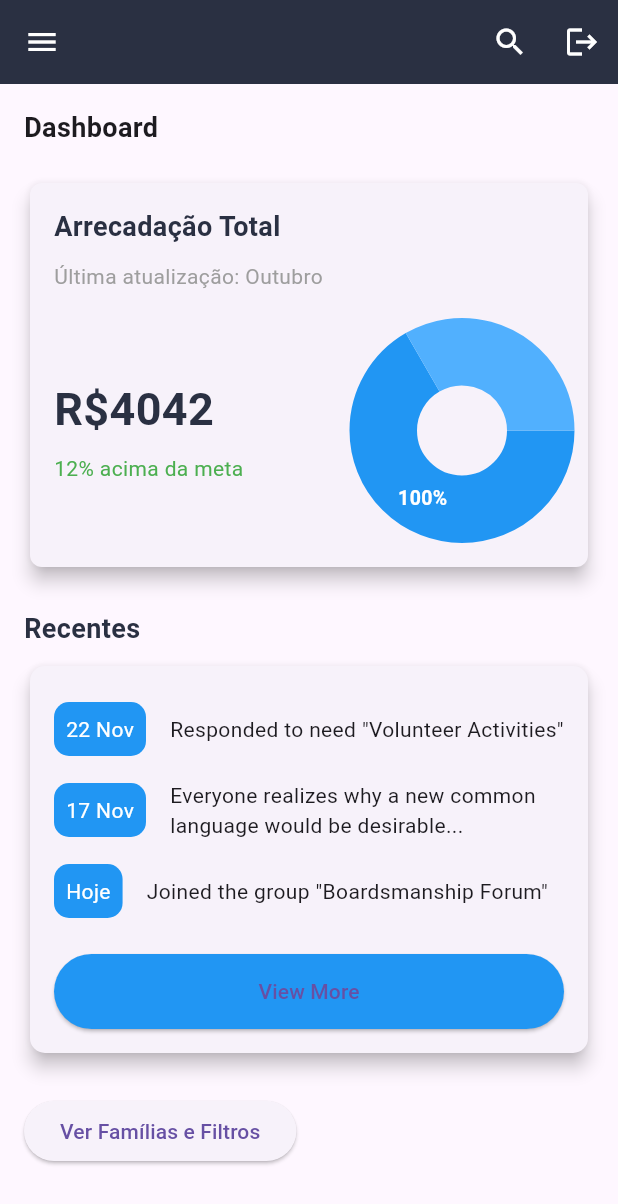
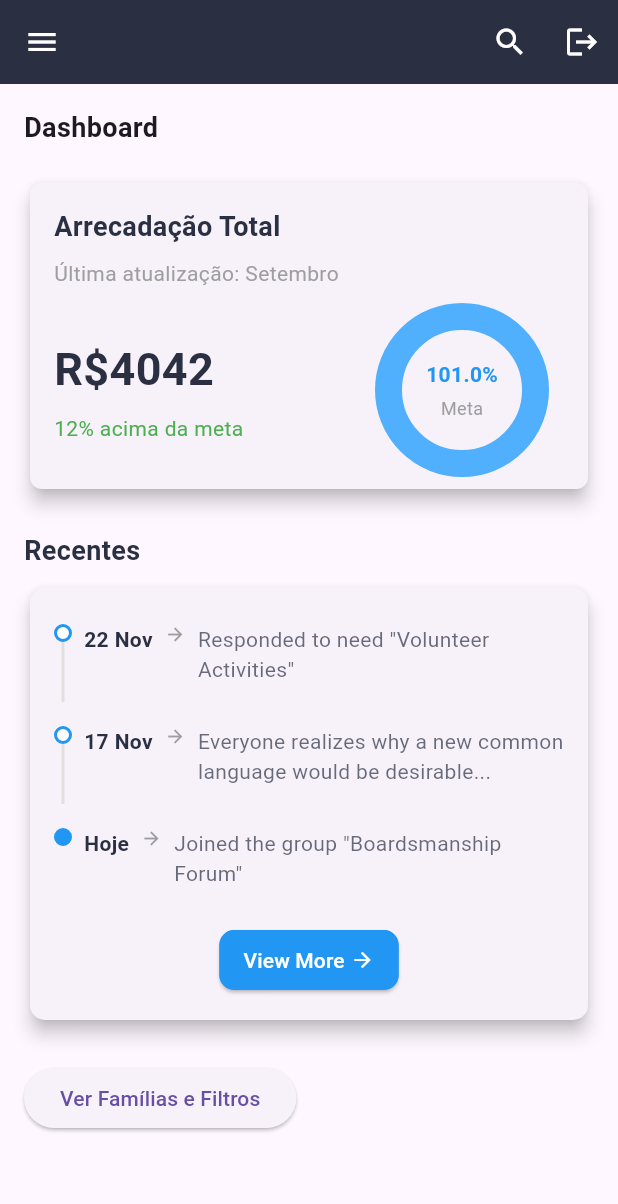
Before and after one commit to luizpassoss/Ong-mobile, a Flutter app: the DashboardPage screen opened directly, on a phone screen of 412 x 824 dp. Shown: the top 1204 px of the screen. Run offline on Flutter 3.47's test engine with Material 3 defaults, Android fonts, the phone set to English and light mode, and no system bars; drawn by our look-alikes of fl_chart; our stand-ins replace shared_preferences; accounts and stored records are empty.

Commit message:
versão 1.0 pronta

```diff
--- a/ongconforme/lib/main.dart
+++ b/ongconforme/lib/main.dart
@@ -512,15 +512,17 @@ class DashboardPage extends StatelessWidget {
             style: TextStyle(
               fontSize: 18,
               fontWeight: FontWeight.bold,
-                  color: Color.fromRGBO(42, 48, 66, 1.0)),
+              color: Color.fromRGBO(42, 48, 66, 1.0),
             ),
-            const SizedBox(height: 10),
+          ),
+          const SizedBox(height: 8),
           const Text(
-              'Última atualização: Outubro',
+            'Última atualização: Setembro',
             style: TextStyle(fontSize: 14, color: Colors.grey),
           ),
           const SizedBox(height: 18),
           Row(
+            crossAxisAlignment: CrossAxisAlignment.center,
             children: [
               Expanded(
                 flex: 3,
@@ -530,7 +532,7 @@ class DashboardPage extends StatelessWidget {
                     Text(
                       'R\$4042',
                       style: TextStyle(
-                          fontSize:  30,
+                        fontSize: 30,
                         fontWeight: FontWeight.bold,
                         color: Color.fromRGBO(42, 48, 66, 1.0),
                       ),
@@ -545,35 +547,61 @@ class DashboardPage extends StatelessWidget {
               ),
               Expanded(
                 flex: 2,
-                  child: SizedBox(
-                    height: 150,
-                    child: PieChart(
+                child: Column(
+                  children: [
+                    SizedBox(
+                      height: 100,
+                      width: 100,
+                      child: Stack(
+                        alignment: Alignment.center,
+                        children: [
+                          PieChart(
                             PieChartData(
-                        startDegreeOffset: 360, // Inicia o gráfico a partir do topo para semicircular
+                              startDegreeOffset: 270, // Início do arco
                               sectionsSpace: 0,
-                        centerSpaceRadius: 30,
+                              centerSpaceRadius: 40,
                               sections: [
                                 PieChartSectionData(
-                            value: 100, // Valor da seção principal
-                            color: Colors.blue,
-                            radius: 45,
-                            title: '100%', // Exibe o valor dentro do gráfico
-                            titleStyle: const TextStyle(
-                              fontSize: 13,
-                              fontWeight: FontWeight.bold,
-                              color: Color.fromARGB(255, 255, 255, 255),
-                            ),
+                                  value: 101,
+                                  color: const Color(0xFF51B0FE),
+                                  radius: 18,
+                                  title: '',
                                 ),
                                 PieChartSectionData(
-                            value: 100 - 50, // Preenche o restante com a cor de fundo
-                            color: const Color.fromARGB(255, 81, 176, 254),
-                            radius: 45,
+                                  value: 100 - 101,
+                                  color: const Color(0xFFE6F0FA),
+                                  radius: 18,
                                   title: '',
                                 ),
                               ],
                               borderData: FlBorderData(show: false),
                             ),
                           ),
+                          Column(
+                            mainAxisAlignment: MainAxisAlignment.center,
+                            children: const [
+                              Text(
+                                '101.0%',
+                                style: TextStyle(
+                                  fontSize: 14,
+                                  fontWeight: FontWeight.bold,
+                                  color: Colors.blue,
+                                ),
+                              ),
+                              SizedBox(height: 4),
+                              Text(
+                                'Meta',
+                                style: TextStyle(
+                                  fontSize: 12,
+                                  color: Colors.grey,
+                                ),
+                              ),
+                            ],
+                          ),
+                        ],
+                      ),
+                    ),
+                  ],
                 ),
               ),
             ],
@@ -585,7 +613,6 @@ class DashboardPage extends StatelessWidget {
 }
 
 
-
  Widget _buildRecentes() {
   return Column(
     crossAxisAlignment: CrossAxisAlignment.start,
@@ -595,7 +622,8 @@ class DashboardPage extends StatelessWidget {
         style: TextStyle(
           fontSize: 18,
           fontWeight: FontWeight.bold,
-              color: Color.fromRGBO(42, 48, 66, 1.0)),
+          color: Color.fromRGBO(42, 48, 66, 1.0),
+        ),
       ),
       const SizedBox(height: 8),
       Card(
@@ -619,9 +647,23 @@ class DashboardPage extends StatelessWidget {
                 onPressed: () {},
                 style: ElevatedButton.styleFrom(
                   backgroundColor: Colors.blue,
-                    minimumSize: const Size(double.infinity, 50),
+                  side: const BorderSide(color: Colors.blue),
+                  shape: RoundedRectangleBorder(
+                    borderRadius: BorderRadius.circular(10),
                   ),
-                  child: const Text('View More'),
+                  padding: const EdgeInsets.symmetric(horizontal: 16),
+                ),
+                child: Row(
+                  mainAxisSize: MainAxisSize.min,
+                  children: const [
+                    Text(
+                      'View More',
+                      style: TextStyle(color: Color.fromARGB(255, 255, 255, 255)),
+                    ),
+                    SizedBox(width: 4),
+                    Icon(Icons.arrow_forward, color: Color.fromARGB(255, 255, 255, 255), size: 16),
+                  ],
+                ),
               ),
             ],
           ),
@@ -631,30 +673,60 @@ class DashboardPage extends StatelessWidget {
   );
 }
 
-
 Widget _buildRecentActivity(String date, String activity) {
   return Padding(
     padding: const EdgeInsets.symmetric(vertical: 8.0),
     child: Row(
+      crossAxisAlignment: CrossAxisAlignment.start,
+      children: [
+        Column(
           children: [
             Container(
-            padding: const EdgeInsets.all(8.0),
+              width: 12,
+              height: 12,
               decoration: BoxDecoration(
-              color: Colors.blue,
-              borderRadius: BorderRadius.circular(10),
-            ),
-            child: Text(
-              date,
-              style: const TextStyle(color: Colors.white),
+                color: date == 'Hoje' ? Colors.blue : Colors.white,
+                border: Border.all(color: Colors.blue, width: 2),
+                shape: BoxShape.circle,
               ),
             ),
-          const SizedBox(width: 16),
-          Expanded(child: Text(activity)),
+            if (date != 'Hoje')
+              Container(
+                width: 2,
+                height: 40,
+                decoration: BoxDecoration(
+                  color: Colors.grey.shade300,
+                ),
+              ),
           ],
+        ),
+        const SizedBox(width: 8),
+        Text(
+          date,
+          style: const TextStyle(
+            fontWeight: FontWeight.bold,
+            color: Color.fromRGBO(42, 48, 66, 1.0),
+          ),
+        ),
+        const SizedBox(width: 8),
+        Icon(Icons.arrow_forward, color: Colors.grey, size: 14),
+        const SizedBox(width: 8),
+        Expanded(
+          child: Text(
+            activity,
+            style: const TextStyle(
+              color: Color.fromRGBO(42, 48, 66, 0.7),
+            ),
+          ),
+        ),
+      ],
+
     ),
   );
 }
 }
+
+
 class FamiliesPage extends StatelessWidget {
   Future<void> _obterToken() async {
     final prefs = await SharedPreferences.getInstance();
```
Lines whose indentation alone changed are shown as unchanged.
